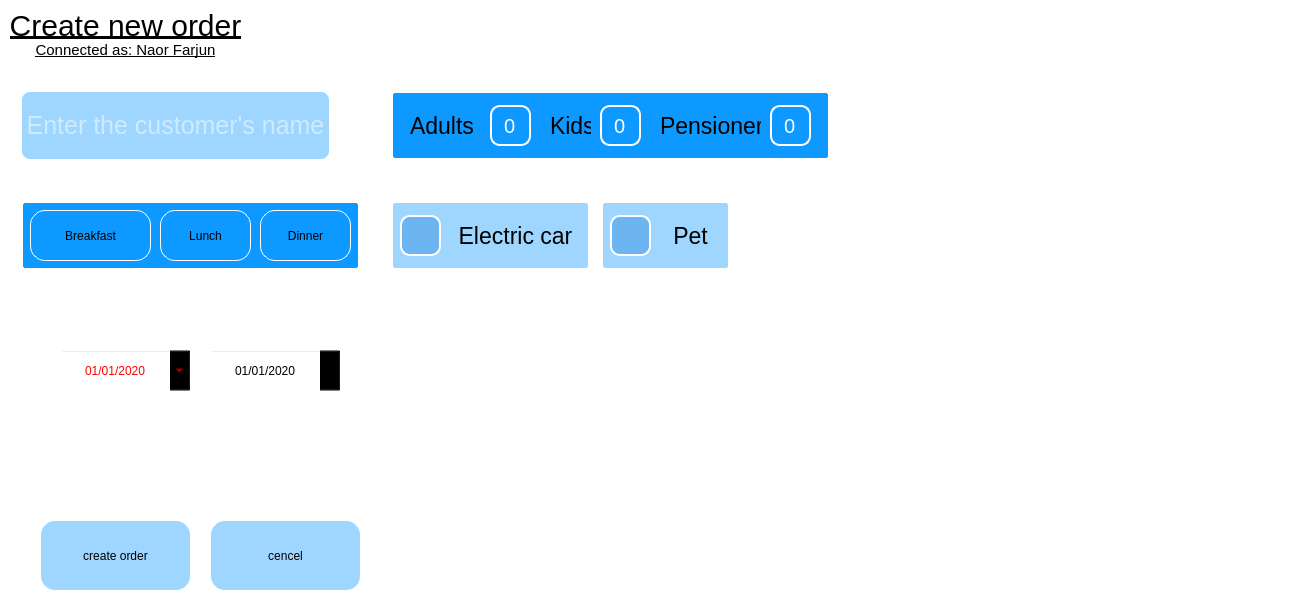
This is src/UI/UI_Files/new_order_widget.ui in Mandalflik02/Room_Management_Hotels as Qt 5 draws it before an edit. The edited form follows.
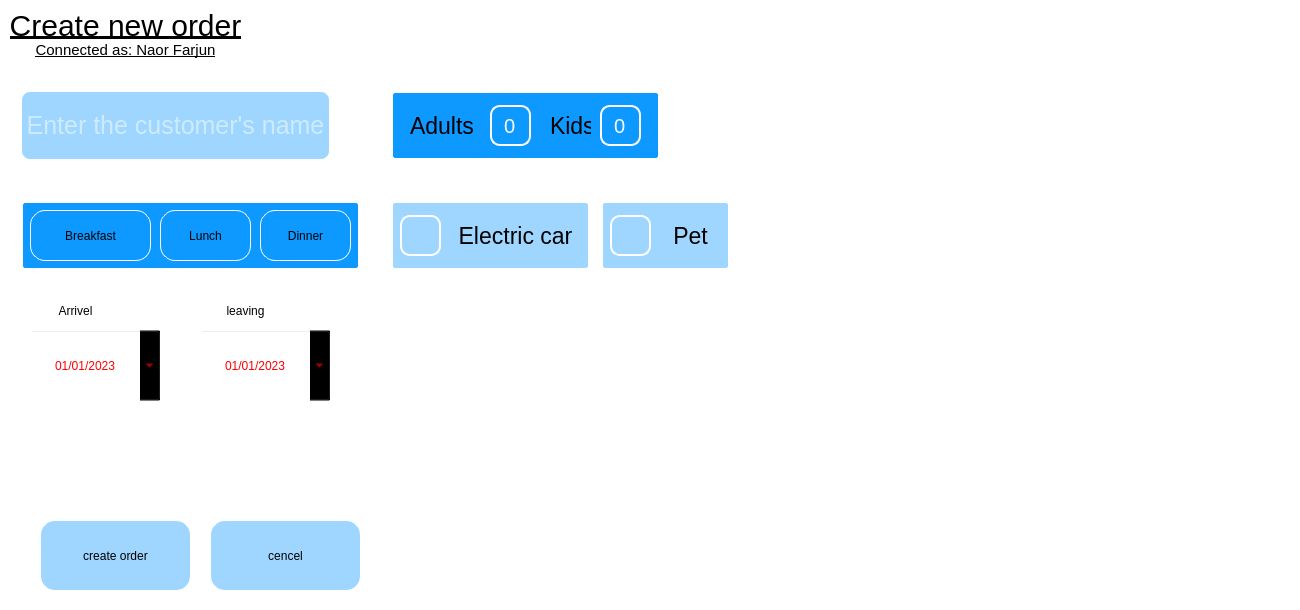
This is the edited form. Icons and pictures are not drawn.

```diff
--- a/src/UI/UI_Files/new_order_widget.ui
+++ b/src/UI/UI_Files/new_order_widget.ui
@@ -147,7 +147,7 @@
     <rect>
      <x>390</x>
      <y>90</y>
-     <width>441</width>
+     <width>271</width>
      <height>71</height>
     </rect>
    </property>
@@ -323,84 +323,6 @@
      </property>
     </widget>
    </widget>
-   <widget class="QFrame" name="pensione_frame">
-    <property name="geometry">
-     <rect>
-      <x>260</x>
-      <y>5</y>
-      <width>171</width>
-      <height>61</height>
-     </rect>
-    </property>
-    <property name="styleSheet">
-     <string notr="true">border:noen;
-border-radius:0;
-</string>
-    </property>
-    <property name="frameShape">
-     <enum>QFrame::StyledPanel</enum>
-    </property>
-    <property name="frameShadow">
-     <enum>QFrame::Raised</enum>
-    </property>
-    <widget class="QLabel" name="label_7">
-     <property name="geometry">
-      <rect>
-       <x>10</x>
-       <y>10</y>
-       <width>101</width>
-       <height>41</height>
-      </rect>
-     </property>
-     <property name="styleSheet">
-      <string notr="true">background-color: transparent;
-font-size:23px;
-color: rgb(0, 0, 0);</string>
-     </property>
-     <property name="text">
-      <string>Pensioner</string>
-     </property>
-    </widget>
-    <widget class="QSpinBox" name="pensioner_input">
-     <property name="geometry">
-      <rect>
-       <x>120</x>
-       <y>10</y>
-       <width>41</width>
-       <height>41</height>
-      </rect>
-     </property>
-     <property name="styleSheet">
-      <string notr="true">background-color: transparent;
-font-size:20px;
-background-color:rgba(13, 153, 255,0.4);
-color: rgb(255, 255, 255);
-border:2px solid  rgb(255, 255, 255);
-border-radius:10px;
-
-
-</string>
-     </property>
-     <property name="alignment">
-      <set>Qt::AlignCenter</set>
-     </property>
-     <property name="buttonSymbols">
-      <enum>QAbstractSpinBox::NoButtons</enum>
-     </property>
-     <property name="minimum">
-      <number>0</number>
-     </property>
-     <property name="maximum">
-      <number>10</number>
-     </property>
-     <property name="value">
-      <number>0</number>
-     </property>
-     <property name="displayIntegerBase">
-      <number>10</number>
-     </property>
-    </widget>
-   </widget>
   </widget>
   <widget class="QFrame" name="food_opsions_frame">
    <property name="geometry">
@@ -554,12 +476,12 @@
      </rect>
     </property>
     <property name="styleSheet">
-     <string notr="true">QPushButton:hover {
+     <string notr="true">
+QPushButton:hover {
 background-color: rgb(10, 123, 204);
 }
 QPushButton{
 border-radius:15px;
-background: rgba(35, 130, 220,0.4);
 border-radius:10px;
 color: rgb(255, 255, 255);
 border:2px solid  rgb(255, 255, 255);
@@ -580,6 +502,9 @@
       <height>25</height>
      </size>
     </property>
+    <property name="checkable">
+     <bool>true</bool>
+    </property>
    </widget>
    <widget class="QLabel" name="label_8">
     <property name="geometry">
@@ -640,7 +565,6 @@
 }
 QPushButton{
 border-radius:15px;
-background: rgba(35, 130, 220,0.4);
 border-radius:10px;
 color: rgb(255, 255, 255);
 border:2px solid  rgb(255, 255, 255);
@@ -661,6 +585,9 @@
       <height>25</height>
      </size>
     </property>
+    <property name="checkable">
+     <bool>true</bool>
+    </property>
    </widget>
    <widget class="QLabel" name="label_9">
     <property name="geometry">
@@ -687,10 +614,10 @@
   <widget class="QDateEdit" name="arrivel_date">
    <property name="geometry">
     <rect>
-     <x>60</x>
-     <y>350</y>
+     <x>30</x>
+     <y>330</y>
      <width>131</width>
-     <height>41</height>
+     <height>71</height>
     </rect>
    </property>
    <property name="styleSheet">
@@ -712,7 +639,7 @@
      <hour>0</hour>
      <minute>0</minute>
      <second>0</second>
-     <year>2000</year>
+     <year>2023</year>
      <month>1</month>
      <day>1</day>
     </datetime>
@@ -725,7 +652,7 @@
    </property>
    <property name="date">
     <date>
-     <year>2020</year>
+     <year>2023</year>
      <month>1</month>
      <day>1</day>
     </date>
@@ -734,12 +661,17 @@
   <widget class="QDateEdit" name="leaveing_date">
    <property name="geometry">
     <rect>
-     <x>210</x>
-     <y>350</y>
+     <x>200</x>
+     <y>330</y>
      <width>131</width>
-     <height>41</height>
+     <height>71</height>
     </rect>
    </property>
+   <property name="styleSheet">
+    <string notr="true">color: rgb(255, 0, 0);
+border-color:rgb(0,0,0);
+font: 16pt &quot;Calibri&quot;;</string>
+   </property>
    <property name="alignment">
     <set>Qt::AlignCenter</set>
    </property>
@@ -754,7 +686,7 @@
      <hour>0</hour>
      <minute>0</minute>
      <second>0</second>
-     <year>2000</year>
+     <year>2023</year>
      <month>1</month>
      <day>1</day>
     </datetime>
@@ -767,12 +699,52 @@
    </property>
    <property name="date">
     <date>
-     <year>2020</year>
+     <year>2023</year>
      <month>1</month>
      <day>1</day>
     </date>
    </property>
   </widget>
+  <widget class="QLabel" name="arrivel_label">
+   <property name="geometry">
+    <rect>
+     <x>40</x>
+     <y>300</y>
+     <width>71</width>
+     <height>21</height>
+    </rect>
+   </property>
+   <property name="styleSheet">
+    <string notr="true">font: 14pt &quot;Calibri&quot;;
+</string>
+   </property>
+   <property name="text">
+    <string>Arrivel</string>
+   </property>
+   <property name="alignment">
+    <set>Qt::AlignCenter</set>
+   </property>
+  </widget>
+  <widget class="QLabel" name="leaving_label">
+   <property name="geometry">
+    <rect>
+     <x>210</x>
+     <y>300</y>
+     <width>71</width>
+     <height>21</height>
+    </rect>
+   </property>
+   <property name="styleSheet">
+    <string notr="true">font: 14pt &quot;Calibri&quot;;
+</string>
+   </property>
+   <property name="text">
+    <string>leaving</string>
+   </property>
+   <property name="alignment">
+    <set>Qt::AlignCenter</set>
+   </property>
+  </widget>
  </widget>
  <resources/>
  <connections/>
```
Left out of the diff: 34 changed lines with no effect on the pictures.
